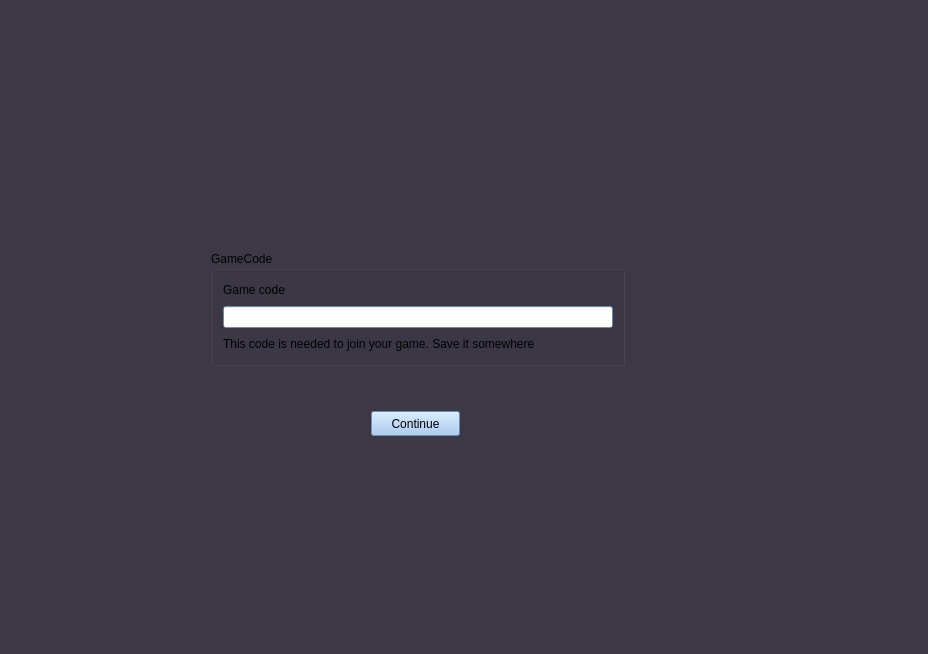
Above: Client/src/LobbyUI/lobbywindow.ui from Luansair/Taller1-TP-Left4Dead before the change. Below: the same form after it.
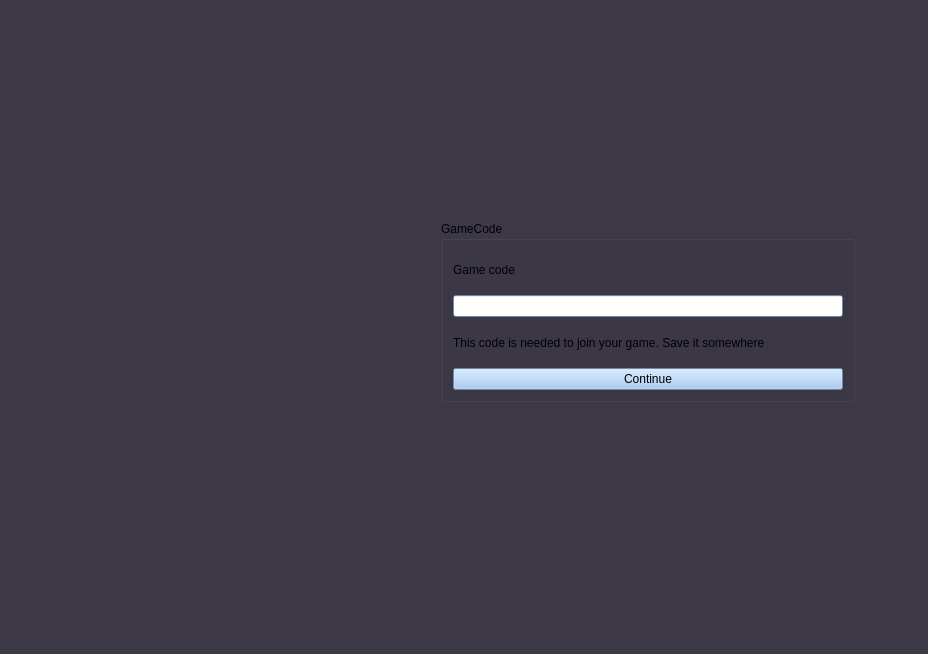
That is the form after the change.

Commit message:
fix(ui): se mueven los botones y texto
Se mueven botones y texto desde QCreator para mejorar la visibilidad

Patch:
```diff
--- a/Client/src/LobbyUI/lobbywindow.ui
+++ b/Client/src/LobbyUI/lobbywindow.ui
@@ -966,10 +966,10 @@
       <widget class="QGroupBox" name="groupBox">
        <property name="geometry">
         <rect>
-         <x>200</x>
-         <y>240</y>
+         <x>430</x>
+         <y>210</y>
          <width>414</width>
-         <height>115</height>
+         <height>181</height>
         </rect>
        </property>
        <property name="title">
@@ -997,21 +997,15 @@
           </property>
          </widget>
         </item>
+        <item>
+         <widget class="QPushButton" name="pushButton">
+          <property name="text">
+           <string>Continue</string>
+          </property>
+         </widget>
+        </item>
        </layout>
       </widget>
-      <widget class="QPushButton" name="pushButton">
-       <property name="geometry">
-        <rect>
-         <x>360</x>
-         <y>400</y>
-         <width>89</width>
-         <height>25</height>
-        </rect>
-       </property>
-       <property name="text">
-        <string>Continue</string>
-       </property>
-      </widget>
      </widget>
      <widget class="QWidget" name="page_picksoldier">
       <widget class="QGroupBox" name="groupBox_soldierpick">
```
Left out of the diff: 20 changed lines with no effect on the pictures. The commit also changes 1 other file.
